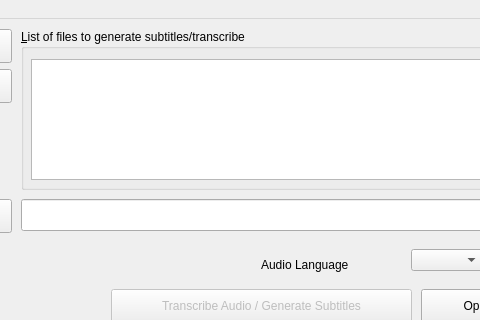
agermanidis/autosub, file pytranscriber/gui/gui.ui: the form before one commit; both pictures show x 139 to 619 and y 0 to 320 of the 1045 by 463 pixel window.
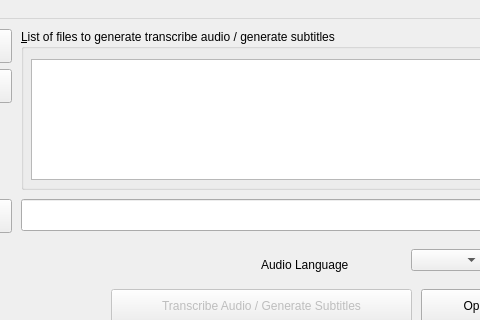
The form after the commit.

Commit message: Updated labels for consistency

Patch:
```diff
--- a/pytranscriber/gui/gui.ui
+++ b/pytranscriber/gui/gui.ui
@@ -147,7 +147,7 @@
      </rect>
     </property>
     <property name="title">
-     <string>&amp;List of files to generate subtitles/transcribe</string>
+     <string>&amp;List of files to generate transcribe audio / generate subtitles</string>
     </property>
     <property name="alignment">
      <set>Qt::AlignLeading|Qt::AlignLeft|Qt::AlignTop</set>
```
The commit also changes 1 other file.
